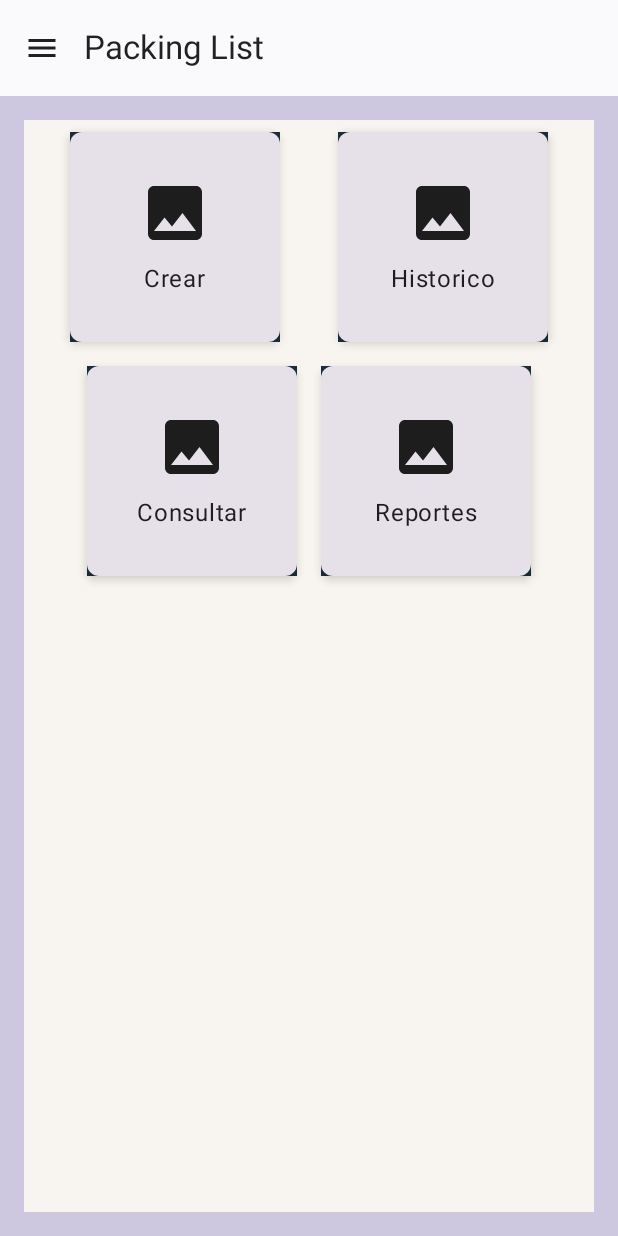
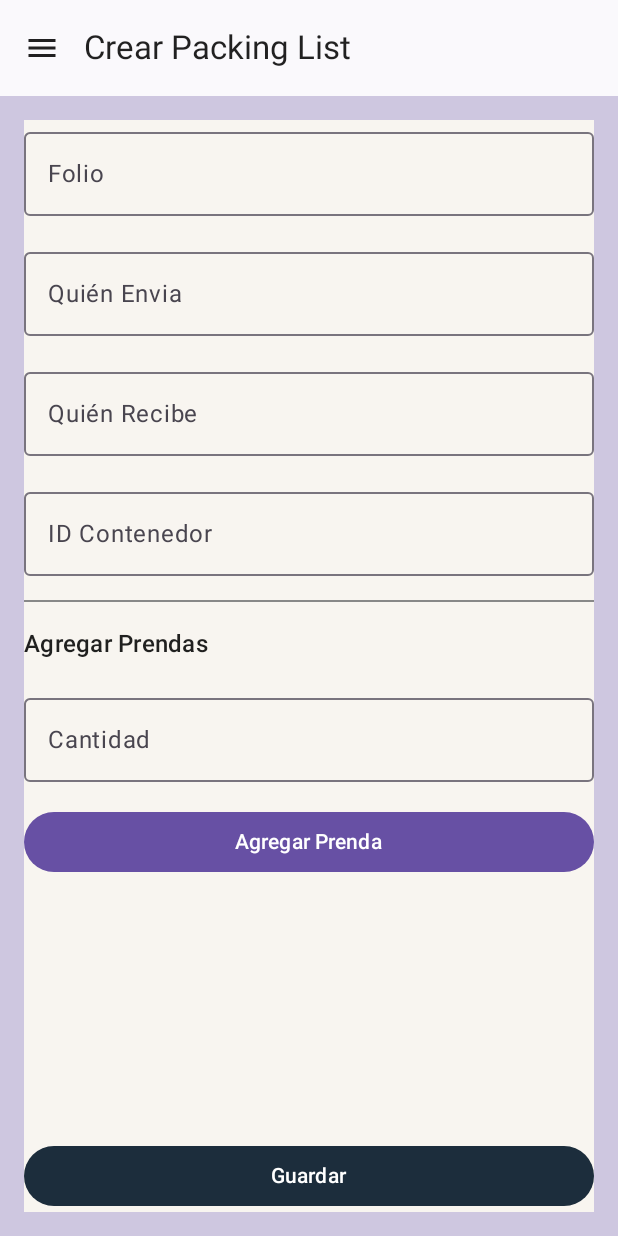
Before and after one commit to TH9P0/InventarioTextiles, an Android app built with Jetpack Compose: the PantallaPackingList screen opened through its navigation route, after a tap on "Crear", on a phone screen of 412 x 824 dp. Run offline under Robolectric (Android 15) with nearby library versions, the phone set to English and light mode, and no system bars.

Commit message:
Mas pantallas:)

```diff
--- a/app/src/main/java/com/example/inventariotextiles/MainActivity.kt
+++ b/app/src/main/java/com/example/inventariotextiles/MainActivity.kt
@@ -15,8 +15,10 @@ import com.example.inventariotextiles.Screens.LoginScreen
 import com.example.inventariotextiles.Screens.PantallaAuditoria
 import com.example.inventariotextiles.Screens.PantallaAyuda
 import com.example.inventariotextiles.Screens.PantallaContenedores
+import com.example.inventariotextiles.Screens.PantallaCrearPackingList
 import com.example.inventariotextiles.Screens.PantallaPackingList
 import com.example.inventariotextiles.Screens.PantallaTransferencia
+import com.example.inventariotextiles.Screens.PantallaTransferir
 import com.example.inventariotextiles.Screens.PantallaUsuarios
 import com.example.inventariotextiles.Screens.ProductoAlmacen
 import com.example.inventariotextiles.Screens.RGBColorPicker
@@ -72,6 +74,12 @@ fun Navegacion(){
         composable("PantallaContenedores") {
             PantallaContenedores(navController)
         }
+        composable("PantallaCrearPacking") {
+            PantallaCrearPackingList(navController)
+        }
+        composable("PantallaTransfer") {
+            PantallaTransferir(navController)
+        }
         composable(
             "ProductoMto?id={id}",
             arguments = listOf(navArgument("id") {
--- /dev/null
+++ b/app/src/main/java/com/example/inventariotextiles/Screens/PantallaCrearPacking.kt
@@ -0,0 +1,158 @@
+package com.example.inventariotextiles.Screens
+
+import androidx.compose.foundation.background
+import androidx.compose.foundation.layout.*
+import androidx.compose.foundation.text.KeyboardOptions
+import androidx.compose.material.icons.Icons
+import androidx.compose.material.icons.filled.Menu
+import androidx.compose.material3.*
+import androidx.compose.runtime.*
+import androidx.compose.ui.Modifier
+import androidx.compose.ui.graphics.Color
+import androidx.compose.ui.text.input.KeyboardType
+import androidx.compose.ui.unit.dp
+import androidx.navigation.NavController
+import kotlinx.coroutines.CoroutineScope
+import kotlinx.coroutines.launch
+
+@OptIn(ExperimentalMaterial3Api::class)
+@Composable
+fun PantallaCrearPackingList(navControlador: NavController) {
+    val drawerState = rememberDrawerState(initialValue = DrawerValue.Closed)
+    val scope = rememberCoroutineScope()
+
+    ModalNavigationDrawer(
+        drawerState = drawerState,
+        drawerContent = {
+            DrawerPackingContent(
+                scope = scope,
+                drawerState = drawerState,
+                onItemSelected = { route ->
+                    navControlador.navigate(route)
+                }
+            )
+        }
+    ) {
+        Scaffold(
+            topBar = {
+                TopAppBar(
+                    title = { Text("Crear Packing List") },
+                    navigationIcon = {
+                        IconButton(onClick = { scope.launch { drawerState.open() } }) {
+                            Icon(Icons.Default.Menu, contentDescription = "Menu")
+                        }
+                    }
+                )
+            }
+        ) { padding ->
+            FormularioPackingList(Modifier.padding(padding))
+        }
+    }
+}
+
+@Composable
+fun DrawerPackingContent(
+    scope: CoroutineScope,
+    drawerState: DrawerState,
+    onItemSelected: (String) -> Unit
+) {
+    Column(
+        modifier = Modifier
+            .fillMaxHeight()
+            .padding(16.dp)
+            .background(color = Color(0xFFF8F5F0))
+    ) {
+        val items = listOf(
+            "Inventario" to "PantallaAlmacen",
+            "Contenedores" to "PantallaContenedores",
+            "Transferir" to "PantallaTransferir",
+            "Packing List" to "PantallaPacking",
+            "Auditoría" to "PantallaAuditoria",
+            "Usuarios" to "PantallaUsuarios"
+        )
+
+        items.forEach { (title, route) ->
+            TextButton(onClick = {
+                scope.launch { drawerState.close() }
+                onItemSelected(route)
+            }) {
+                Text(text = title)
+            }
+        }
+    }
+}
+
+@Composable
+fun FormularioPackingList(modifier: Modifier = Modifier) {
+    var folio by remember { mutableStateOf("") }
+    var quienEnvia by remember { mutableStateOf("") }
+    var quienRecibe by remember { mutableStateOf("") }
+    var idContenedor by remember { mutableStateOf("") }
+    var cantidadPrenda by remember { mutableStateOf("") }
+
+    Column(
+        modifier = modifier
+            .fillMaxSize()
+            .padding(16.dp)
+            .background(Color(0xFFF8F5F0)),
+        verticalArrangement = Arrangement.spacedBy(16.dp)
+    ) {
+        OutlinedTextField(
+            value = folio,
+            onValueChange = { folio = it },
+            label = { Text("Folio") },
+            modifier = Modifier.fillMaxWidth()
+        )
+
+        OutlinedTextField(
+            value = quienEnvia,
+            onValueChange = { quienEnvia = it },
+            label = { Text("Quién Envia") },
+            modifier = Modifier.fillMaxWidth()
+        )
+
+        OutlinedTextField(
+            value = quienRecibe,
+            onValueChange = { quienRecibe = it },
+            label = { Text("Quién Recibe") },
+            modifier = Modifier.fillMaxWidth()
+        )
+
+        OutlinedTextField(
+            value = idContenedor,
+            onValueChange = { if (it.all { char -> char.isDigit() }) idContenedor = it },
+            label = { Text("ID Contenedor") },
+            keyboardOptions = KeyboardOptions(keyboardType = KeyboardType.Number),
+            modifier = Modifier.fillMaxWidth()
+        )
+
+        Divider(thickness = 1.dp, color = Color.Gray)
+
+        Text("Agregar Prendas", style = MaterialTheme.typography.titleMedium)
+
+        OutlinedTextField(
+            value = cantidadPrenda,
+            onValueChange = { if (it.all { char -> char.isDigit() }) cantidadPrenda = it },
+            label = { Text("Cantidad") },
+            keyboardOptions = KeyboardOptions(keyboardType = KeyboardType.Number),
+            modifier = Modifier.fillMaxWidth()
+        )
+
+        Button(
+            onClick = { /* Aquí después metemos la lógica de agregar prendas */ },
+            modifier = Modifier.fillMaxWidth()
+        ) {
+            Text("Agregar Prenda")
+        }
+
+        Spacer(modifier = Modifier.weight(1f))
+
+        Button(
+            onClick = { /* Aquí irá la lógica de guardar el Packing List */ },
+            modifier = Modifier.fillMaxWidth(),
+            colors = ButtonDefaults.buttonColors(containerColor = Color(0xFF1C2D3C))
+        ) {
+            Text("Guardar", color = Color.White)
+        }
+    }
+}
--- a/app/src/main/java/com/example/inventariotextiles/Screens/PantallaPacking.kt
+++ b/app/src/main/java/com/example/inventariotextiles/Screens/PantallaPacking.kt
@@ -108,7 +108,7 @@ fun GridPackingButtons(navControlador: NavController) {
                 modifier = Modifier.fillMaxWidth(),
                 horizontalArrangement = Arrangement.SpaceEvenly
             ) {
-                MainPackingCardButton("Crear") { navControlador.navigate("crear") }
+                MainPackingCardButton("Crear") { navControlador.navigate("PantallaCrearPacking") }
                 MainPackingCardButton("Historico") { navControlador.navigate("historico") }
             }
         }
--- a/app/src/main/java/com/example/inventariotextiles/Screens/PantallaTransferir.kt
+++ b/app/src/main/java/com/example/inventariotextiles/Screens/PantallaTransferir.kt
@@ -101,7 +101,7 @@ fun GridTransferenciaButtons(navControlador: NavController) {
     LazyColumn {
         item {
             Row(modifier = Modifier.fillMaxWidth(), horizontalArrangement = Arrangement.SpaceEvenly) {
-                MainTransferCardButton("Mercancia") { navControlador.navigate("mercancia") }
+                MainTransferCardButton("Mercancia") { navControlador.navigate("PantallaTransfer") }
                 MainTransferCardButton("Historia") { navControlador.navigate("historia") }
             }
         }
```
Also changed, not shown: app/src/main/java/com/example/inventariotextiles/Screens/PantallaTransfer.kt (added, +171 -0 lines).
